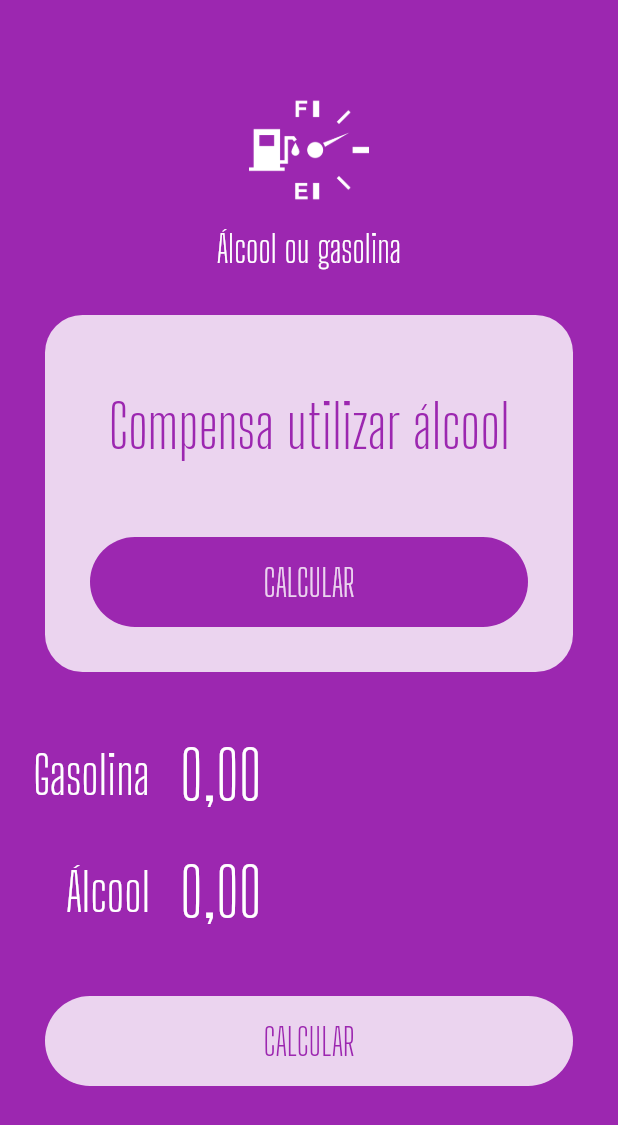
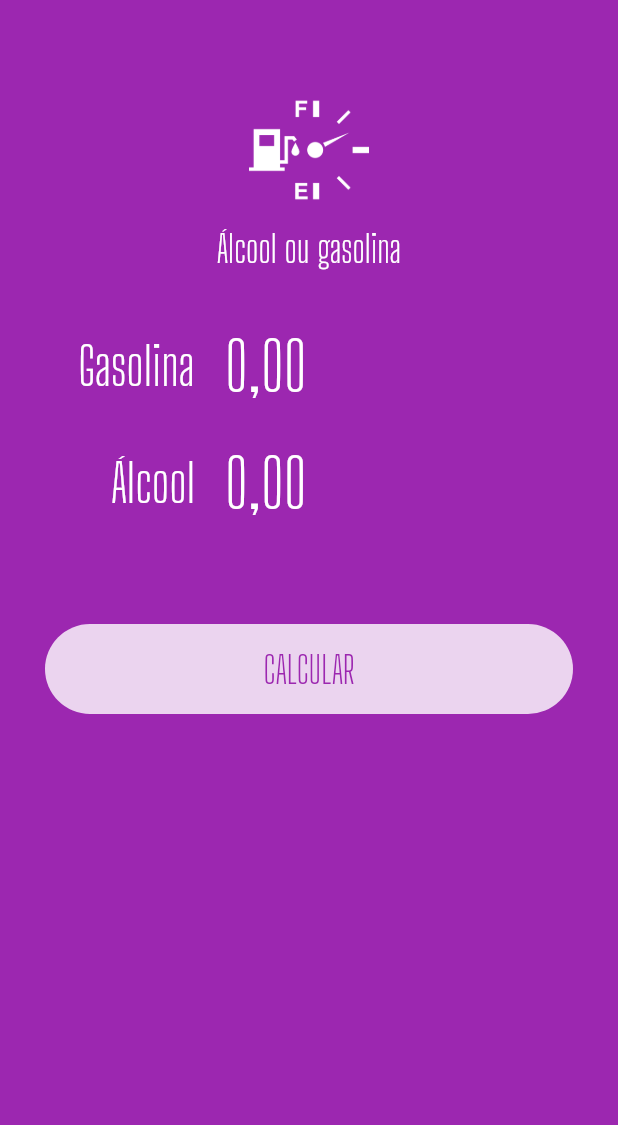
Before and after one commit to coutomariel/balta-alcool-ou-gasolina-app, a Flutter app: the screen it shows after launch, on a phone screen of 412 x 824 dp. Shown: the top 1125 px of the screen. Run offline on Flutter 3.47's test engine with Material 2 defaults, Android fonts, the phone set to English and light mode, and no system bars; our stand-ins replace flutter_masked_text; missing offline and left inert: dart:ffi.

Commit message:
Componentização do form

```diff
--- a/lib/main.dart
+++ b/lib/main.dart
@@ -2,11 +2,9 @@ import 'dart:ffi';
 
 import 'package:AOG/widgets/loading-button.widget.dart';
 import 'package:AOG/widgets/logo.widget.dart';
-import 'package:AOG/widgets/success.widget.dart';
+import 'package:AOG/widgets/submit-form.dart';
 import 'package:flutter/material.dart';
 import 'package:flutter_masked_text/flutter_masked_text.dart';
-
-import 'widgets/input.widget.dart';
 
 void main() => runApp(MyApp());
 
@@ -35,21 +33,13 @@ class HomePage extends StatelessWidget {
       body: ListView(
         children: [
           Logo(),
-          Success(),
-          Input(
-            label: "Gasolina",
-            ctrl: _gasCtrl,
-          ),
-          Input(
-            label: "Álcool",
-            ctrl: _alcCtrl,
-          ),
-          LoadingButton(
+          // Success(),
+          SubmitForm(
+            gasCtrl: _gasCtrl,
+            alcCtrl: _alcCtrl,
             busy: false,
-            invert: false,
-            fn: () => {},
-            text: "CALCULAR",
-          ),
+            submitFn: () => {},
+          )
         ],
       ),
     );
--- /dev/null
+++ b/lib/widgets/submit-form.dart
@@ -0,0 +1,52 @@
+import 'package:flutter/material.dart';
+import 'package:flutter_masked_text/flutter_masked_text.dart';
+
+import 'input.widget.dart';
+import 'loading-button.widget.dart';
+
+class SubmitForm extends StatelessWidget {
+  var gasCtrl = new MoneyMaskedTextController();
+  var alcCtrl = new MoneyMaskedTextController();
+  var busy = false;
+  Function submitFn;
+
+  SubmitForm(
+      {@required this.gasCtrl,
+      @required this.alcCtrl,
+      @required this.busy,
+      @required this.submitFn});
+
+  @override
+  Widget build(BuildContext context) {
+    return Column(
+      children: [
+        SizedBox(
+          height: 25,
+        ),
+        Padding(
+          padding: const EdgeInsets.only(left: 30, right: 30),
+          child: Input(
+            label: "Gasolina",
+            ctrl: gasCtrl,
+          ),
+        ),
+        Padding(
+          padding: const EdgeInsets.only(left: 30, right: 30),
+          child: Input(
+            label: "Álcool",
+            ctrl: alcCtrl,
+          ),
+        ),
+        SizedBox(
+          height: 25,
+        ),
+        LoadingButton(
+          busy: false,
+          invert: false,
+          fn: () => {},
+          text: "CALCULAR",
+        ),
+      ],
+    );
+  }
+}
```
